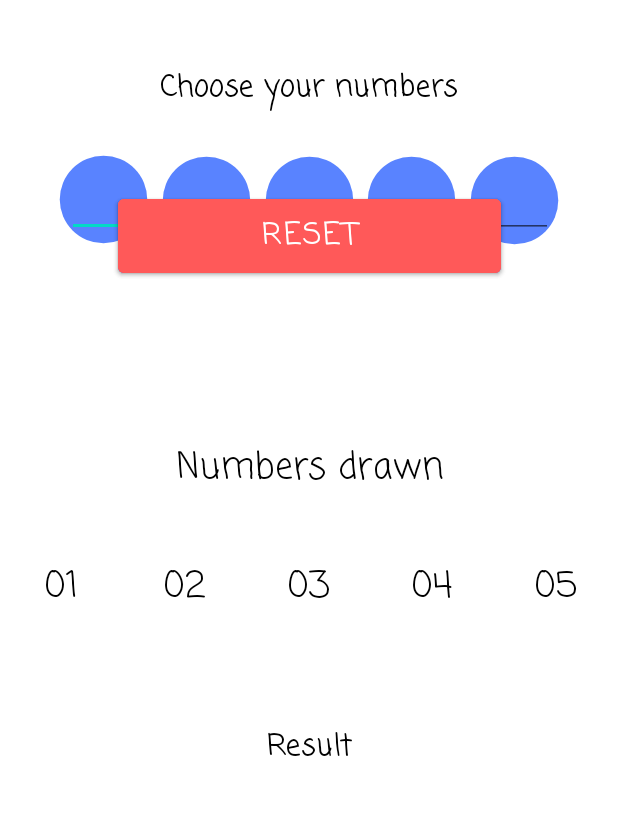
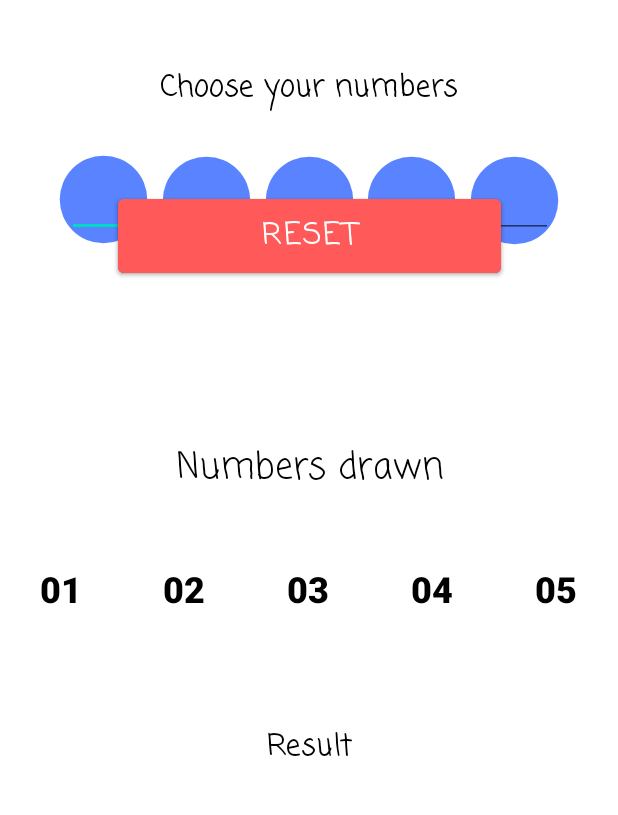
Before and after one commit to augsmachado/android_lotteryapp, an Android app: the layout activity_main.xml on its own in the app's theme, with its tools: preview values and no code run, on a phone screen of 412 x 824 dp, the part 260-1075 px from its top. Run offline under Robolectric (Android 15) with nearby library versions, the phone set to English and light mode, and no system bars.

Commit message:
Add colors when numbers inputed and generated have a match

```diff
--- a/LotteryApp/app/src/main/res/layout/activity_main.xml
+++ b/LotteryApp/app/src/main/res/layout/activity_main.xml
@@ -290,11 +290,11 @@
             android:layout_margin="8dp"
             android:layout_weight="1"
             android:ellipsize="none"
-            android:fontFamily="casual"
+            android:fontFamily="sans-serif-black"
             android:padding="4dp"
             android:text="@string/_01"
             android:textAlignment="center"
-            android:textColor="@android:color/black"
+            android:textColor="@color/black"
             android:textSize="24sp"
             tools:layout_editor_absoluteX="42dp"
             tools:layout_editor_absoluteY="243dp" />
@@ -306,7 +306,7 @@
             android:layout_margin="8dp"
             android:layout_weight="1"
             android:ellipsize="none"
-            android:fontFamily="casual"
+            android:fontFamily="sans-serif-black"
             android:padding="4dp"
             android:text="@string/_02"
             android:textAlignment="center"
@@ -323,7 +323,7 @@
             android:layout_weight="1"
             android:clickable="false"
             android:ellipsize="none"
-            android:fontFamily="casual"
+            android:fontFamily="sans-serif-black"
             android:padding="4dp"
             android:text="@string/_03"
             android:textAlignment="center"
@@ -339,7 +339,7 @@
             android:layout_margin="8dp"
             android:layout_weight="1"
             android:ellipsize="none"
-            android:fontFamily="casual"
+            android:fontFamily="sans-serif-black"
             android:padding="4dp"
             android:text="@string/_04"
             android:textAlignment="center"
@@ -355,7 +355,7 @@
             android:layout_margin="8dp"
             android:layout_weight="1"
             android:ellipsize="none"
-            android:fontFamily="casual"
+            android:fontFamily="sans-serif-black"
             android:padding="4dp"
             android:text="@string/_05"
             android:textAlignment="center"
@@ -395,7 +395,7 @@
         android:layout_margin="4dp"
         android:layout_marginTop="1dp"
         android:layout_marginBottom="1dp"
-        android:fontFamily="casual"
+        android:fontFamily="sans-serif-black"
         android:padding="8dp"
         android:text=""
         android:textAlignment="center"
```
Also changed, not shown: LotteryApp/app/src/main/java/com/augsmachado/lotteryapp/MainActivity.java (+30 -1 lines).
